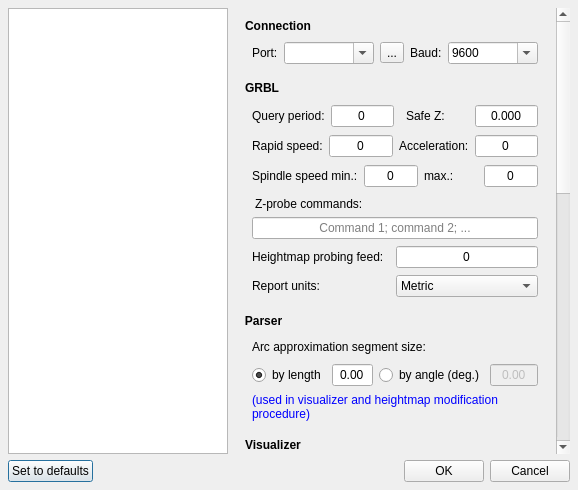
Qt form frmsettings.ui (Denvi/Candle) before a commit.
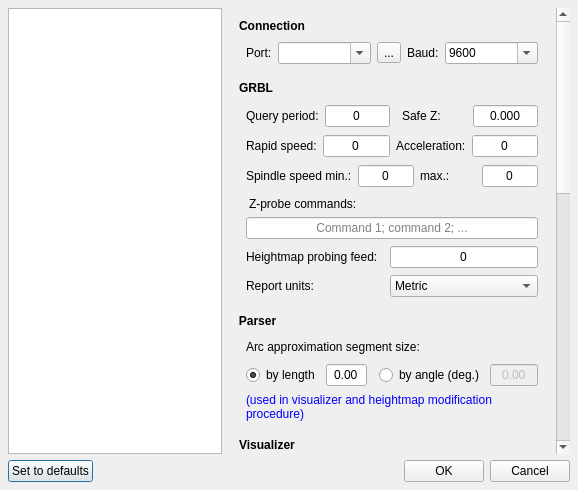
The same form after that commit. Icons and pictures are not drawn. Custom widgets are drawn as their Qt base class.

Commit message: Zero arc precision settings fix.

Diff of the .ui file:
```diff
--- a/frmsettings.ui
+++ b/frmsettings.ui
@@ -84,7 +84,7 @@
          <rect>
           <x>0</x>
           <y>-274</y>
-          <width>386</width>
+          <width>399</width>
           <height>1184</height>
          </rect>
         </property>
@@ -503,6 +503,22 @@
                 </property>
                </widget>
               </item>
+              <item>
+               <spacer name="horizontalSpacer_15">
+                <property name="orientation">
+                 <enum>Qt::Horizontal</enum>
+                </property>
+                <property name="sizeType">
+                 <enum>QSizePolicy::Fixed</enum>
+                </property>
+                <property name="sizeHint" stdset="0">
+                 <size>
+                  <width>6</width>
+                  <height>20</height>
+                 </size>
+                </property>
+               </spacer>
+              </item>
               <item>
                <widget class="QRadioButton" name="radArcDegreeMode">
                 <property name="text">
```
The commit also changes 2 other files.
